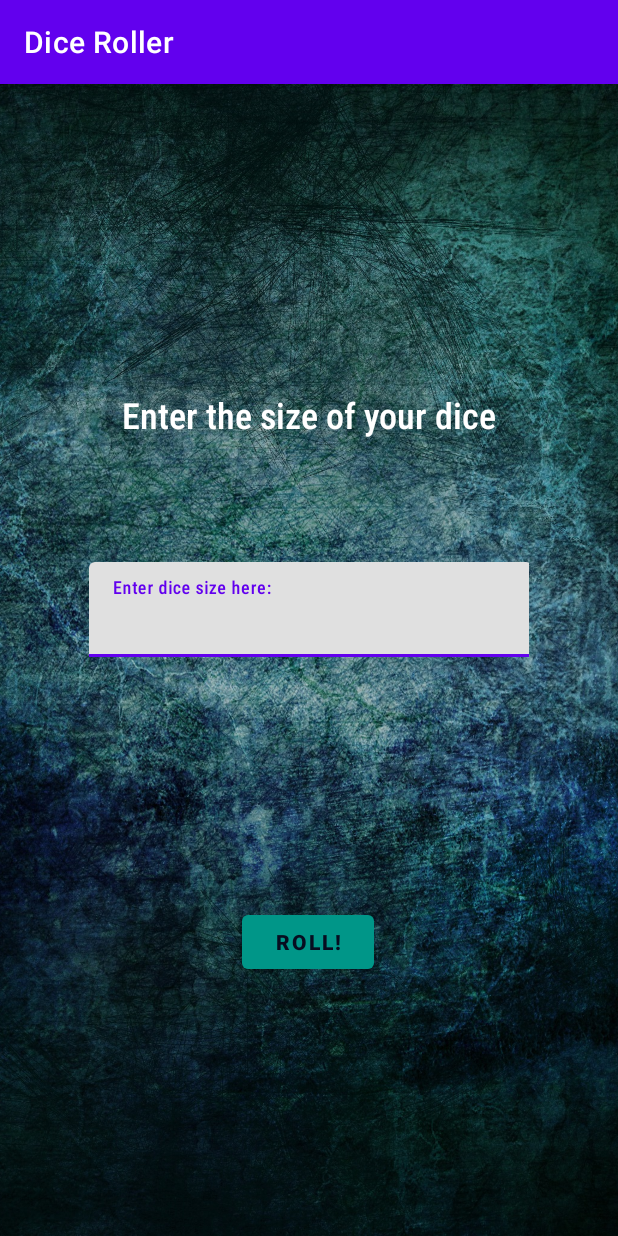
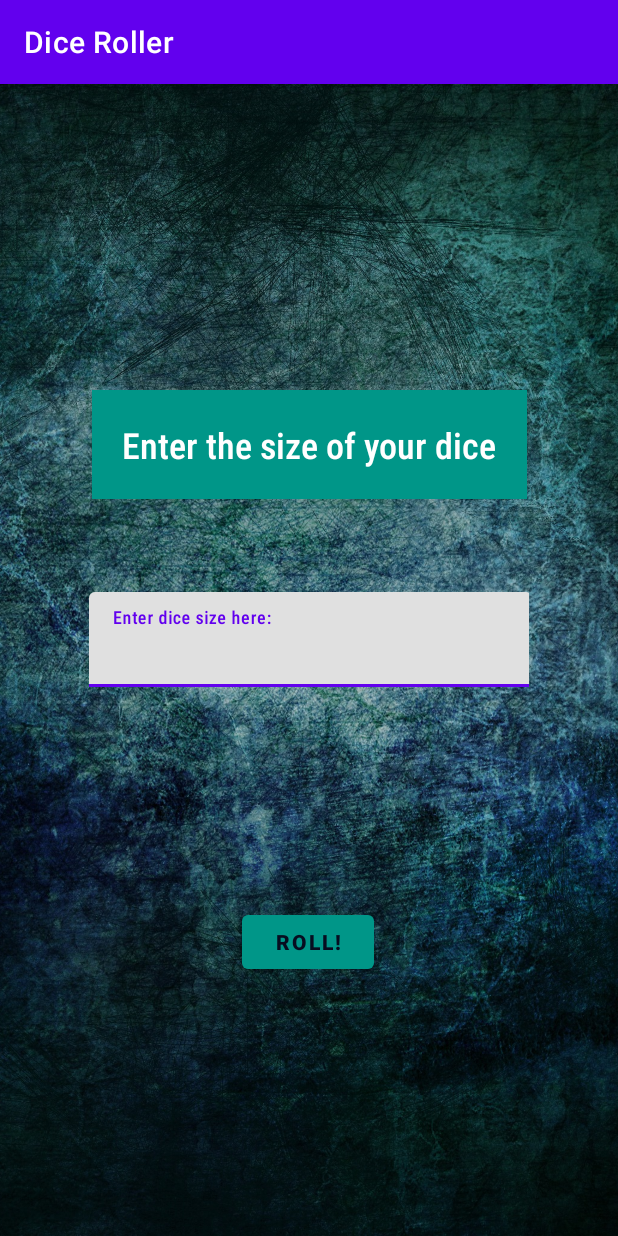
Before and after one commit to CMarconius/Android_Codelabs_DiceRoller, an Android app: the screen it shows after launch (MainActivity), on a phone screen of 412 x 824 dp. Run offline under Robolectric (Android 15) with nearby library versions, the phone set to English and light mode, and no system bars.

Commit message:
Update activity_main.xml

```diff
--- a/app/src/main/res/layout/activity_main.xml
+++ b/app/src/main/res/layout/activity_main.xml
@@ -49,7 +49,9 @@
         android:layout_width="wrap_content"
         android:layout_height="wrap_content"
         android:layout_marginTop="204dp"
+        android:background="#009688"
         android:fontFamily="sans-serif-condensed-medium"
+        android:padding="20dp"
         android:text="@string/enter_the_size_of_your_dice"
         android:textColor="#FFFFFF"
         android:textSize="24sp"
```
